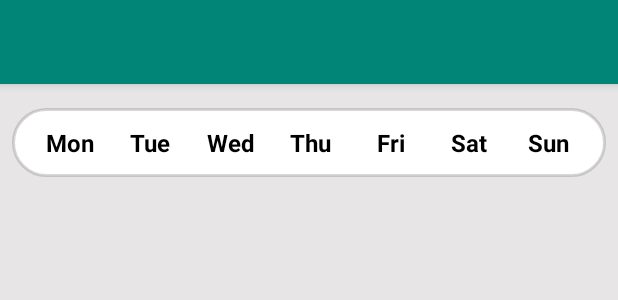
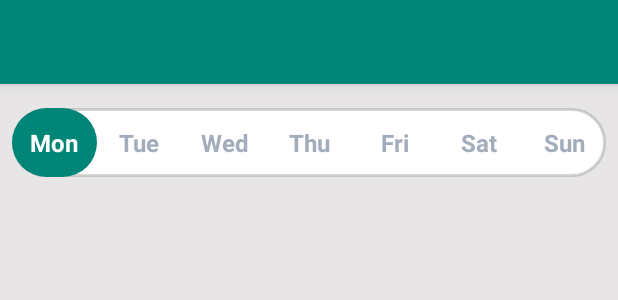
Before and after one commit to Tomroke/MA18Examensarbete, an Android app: the layout main_activity.xml on its own in the app's theme, with its tools: preview values and no code run, on a phone screen of 412 x 824 dp. Shown: the top 300 px of the screen. Run offline under Robolectric (Android 15) with nearby library versions, the phone set to English and light mode, and no system bars.

```diff
--- a/app/src/main/java/com/example/ma18ea/ReminderVariables.kt
+++ b/app/src/main/java/com/example/ma18ea/ReminderVariables.kt
@@ -1,7 +1,7 @@
 package com.example.ma18ea
 
 class ReminderVariables(
-        var title:String = "Title",
+        var title:String = "newTitle",
         var doneTime:Int = 0,
         var totalTime:Int = 0,
         var days:ArrayList<String> = ArrayList(7),
--- /dev/null
+++ b/app/src/main/res/drawable/day_selected.xml
@@ -0,0 +1,14 @@
+<?xml version="1.0" encoding="utf-8"?>
+<layer-list xmlns:android="http://schemas.android.com/apk/res/android">
+
+    <item>
+        <shape
+            android:shape="rectangle">
+            <solid android:color="@color/colorPrimary"/>
+
+            <corners android:radius="28dp" />
+
+        </shape>
+
+    </item>
+</layer-list>
--- a/app/src/main/res/layout/main_activity.xml
+++ b/app/src/main/res/layout/main_activity.xml
@@ -30,88 +30,115 @@
         android:layout_marginBottom="8dp"
         android:layout_marginStart="8dp"
         android:layout_marginEnd="8dp"
-        android:padding="12dp"
         app:layout_constraintEnd_toEndOf="parent"
         app:layout_constraintStart_toStartOf="parent"
         app:layout_constraintTop_toBottomOf="@+id/header_toolbar"
         >
 
         <TextView
+            android:id="@+id/monday"
+            android:text="@string/monday_string"
             android:layout_width="match_parent"
             android:layout_height="match_parent"
-            android:text="Mon"
+            android:clickable="true"
+            android:focusable="true"
             android:textStyle="bold"
             android:textSize="16sp"
             android:gravity="center"
-            android:textColor="#000000"
+            android:textColor="@color/selectedDayColour"
+            android:layout_weight="1"
+            android:padding="12dp"
+            android:background="@drawable/day_selected"
+            />
+
+        <TextView
+            android:id="@+id/tuesday"
+            android:text="@string/tuesday_string"
+            android:layout_width="match_parent"
+            android:layout_height="match_parent"
+            android:clickable="true"
+            android:focusable="true"
+            android:textStyle="bold"
+            android:textSize="16sp"
+            android:gravity="center"
+            android:textColor="@color/dayTextColour"
+            android:padding="12dp"
             android:layout_weight="1"
             />
 
         <TextView
+            android:id="@+id/wednesday"
+            android:text="@string/wednesday_string"
             android:layout_width="match_parent"
             android:layout_height="match_parent"
-            android:text="Tue"
+            android:clickable="true"
+            android:focusable="true"
             android:textStyle="bold"
             android:textSize="16sp"
             android:gravity="center"
-            android:textColor="#000000"
+            android:textColor="@color/dayTextColour"
+            android:padding="12dp"
             android:layout_weight="1"
             />
 
         <TextView
+            android:id="@+id/thursday"
+            android:text="@string/thursday_string"
             android:layout_width="match_parent"
             android:layout_height="match_parent"
-            android:text="Wed"
+            android:clickable="true"
+            android:focusable="true"
             android:textStyle="bold"
             android:textSize="16sp"
             android:gravity="center"
-            android:textColor="#000000"
+            android:textColor="@color/dayTextColour"
+            android:padding="12dp"
             android:layout_weight="1"
             />
 
         <TextView
+            android:id="@+id/friday"
+            android:text="@string/friday_string"
             android:layout_width="match_parent"
             android:layout_height="match_parent"
-            android:text="Thu"
+            android:clickable="true"
+            android:focusable="true"
             android:textStyle="bold"
             android:textSize="16sp"
             android:gravity="center"
-            android:textColor="#000000"
+            android:textColor="@color/dayTextColour"
+            android:padding="12dp"
             android:layout_weight="1"
             />
 
         <TextView
+            android:id="@+id/saturday"
+            android:text="@string/saturday_string"
             android:layout_width="match_parent"
             android:layout_height="match_parent"
-            android:text="Fri"
+            android:clickable="true"
+            android:focusable="true"
             android:textStyle="bold"
             android:textSize="16sp"
             android:gravity="center"
-            android:textColor="#000000"
+            android:textColor="@color/dayTextColour"
+            android:padding="12dp"
             android:layout_weight="1"
             />
 
         <TextView
+            android:id="@+id/sunday"
+            android:text="@string/sunday_string"
             android:layout_width="match_parent"
             android:layout_height="match_parent"
-            android:text="Sat"
+            android:clickable="true"
+            android:focusable="true"
             android:textStyle="bold"
             android:textSize="16sp"
             android:gravity="center"
-            android:textColor="#000000"
-            android:layout_weight="1"
-            />
-
-        <TextView
-            android:layout_width="match_parent"
-            android:layout_height="match_parent"
-            android:text="Sun"
-            android:textStyle="bold"
-            android:textSize="16sp"
-            android:gravity="center"
-            android:textColor="#000000"
-            android:layout_weight="1"
-            />
+            android:textColor="@color/dayTextColour"
+            android:padding="12dp"
+            android:layout_weight="1" />
 
     </LinearLayout>
 
@@ -120,12 +147,13 @@
         android:layout_width="match_parent"
         android:layout_height="0dp"
         android:layout_marginTop="8dp"
+        android:layout_marginBottom="8dp"
         android:scrollbars="vertical"
+        app:layout_constraintBottom_toBottomOf="parent"
+        app:layout_constraintEnd_toEndOf="parent"
         app:layout_constraintHorizontal_bias="0.0"
-        app:layout_constraintEnd_toEndOf="parent"
         app:layout_constraintStart_toStartOf="parent"
-        app:layout_constraintTop_toBottomOf="@+id/day_container"
-    />
+        app:layout_constraintTop_toBottomOf="@+id/day_container" />
 
     <FrameLayout
         android:id="@+id/container"
@@ -137,7 +165,6 @@
         app:layout_constraintHorizontal_bias="0.0"
         app:layout_constraintStart_toStartOf="parent"
         app:layout_constraintTop_toBottomOf="parent"
-        app:layout_constraintVertical_bias="0.756"
         tools:context=".MainActivity" />
 
 </androidx.constraintlayout.widget.ConstraintLayout>
--- a/app/src/main/res/values/colors.xml
+++ b/app/src/main/res/values/colors.xml
@@ -1,5 +1,7 @@
 <?xml version="1.0" encoding="utf-8"?>
 <resources>
+    <color name="selectedDayColour">#FFFFFF</color>
+    <color name="dayTextColour">#A2ACBA</color>
     <color name="colorPrimary">#008577</color>
     <color name="colorPrimaryDark">#00574B</color>
     <color name="colorAccent">#D81B60</color>
--- a/app/src/main/res/values/strings.xml
+++ b/app/src/main/res/values/strings.xml
@@ -16,4 +16,11 @@
     <string name="open_settings">Open settings</string>
     <string name="open_diagrams">Open diagrams</string>
     <string name="close_menu">close menu</string>
+    <string name="monday_string">Mon</string>
+    <string name="tuesday_string">Tue</string>
+    <string name="wednesday_string">Wed</string>
+    <string name="thursday_string">Thu</string>
+    <string name="friday_string">Fri</string>
+    <string name="saturday_string">Sat</string>
+    <string name="sunday_string">Sun</string>
 </resources>
```
Also changed, not shown: app/src/main/java/com/example/ma18ea/Fragments/ReminderMainFragment.kt (+47 -8 lines), app/src/main/java/com/example/ma18ea/MainActivity.kt (+44 -9 lines), app/src/main/res/drawable/day_deselected.xml (added, +14 -0 lines).
